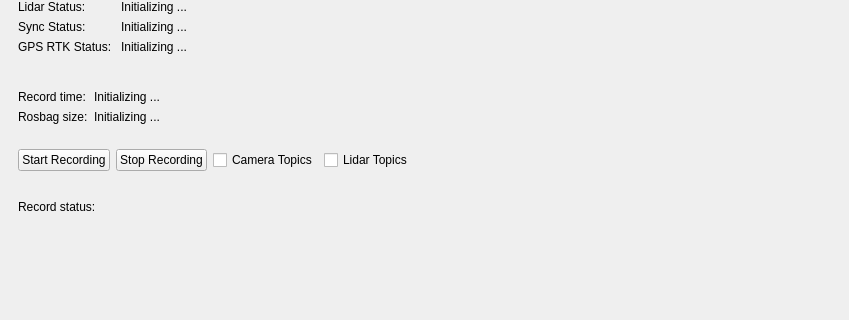
First picture: the form in mainwindow.ui, repository alimuratov/hh_desktop, before the edit; both pictures show x 0 to 849 and y 115 to 435 of the 849 by 862 pixel window.
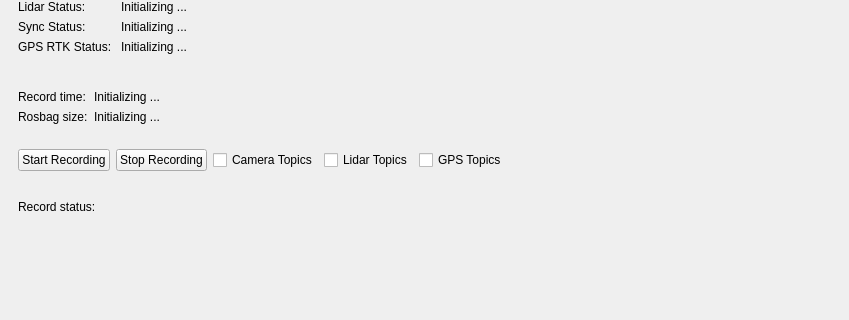
Second picture: the form after the edit. The open tabs and pages were chosen to show the change.

The edit to the form file:
```diff
--- a/mainwindow.ui
+++ b/mainwindow.ui
@@ -272,11 +272,21 @@
             </property>
            </widget>
           </item>
+          <item>
+           <widget class="QCheckBox" name="gpsCheckBox">
+            <property name="text">
+             <string>GPS Topics</string>
+            </property>
+           </widget>
+          </item>
           <item>
            <spacer name="horizontalSpacer">
             <property name="orientation">
              <enum>Qt::Horizontal</enum>
             </property>
+            <property name="sizeType">
+             <enum>QSizePolicy::Expanding</enum>
+            </property>
             <property name="sizeHint" stdset="0">
              <size>
               <width>40</width>
```
Left out of the diff: 2 changed lines with no effect on the pictures.
